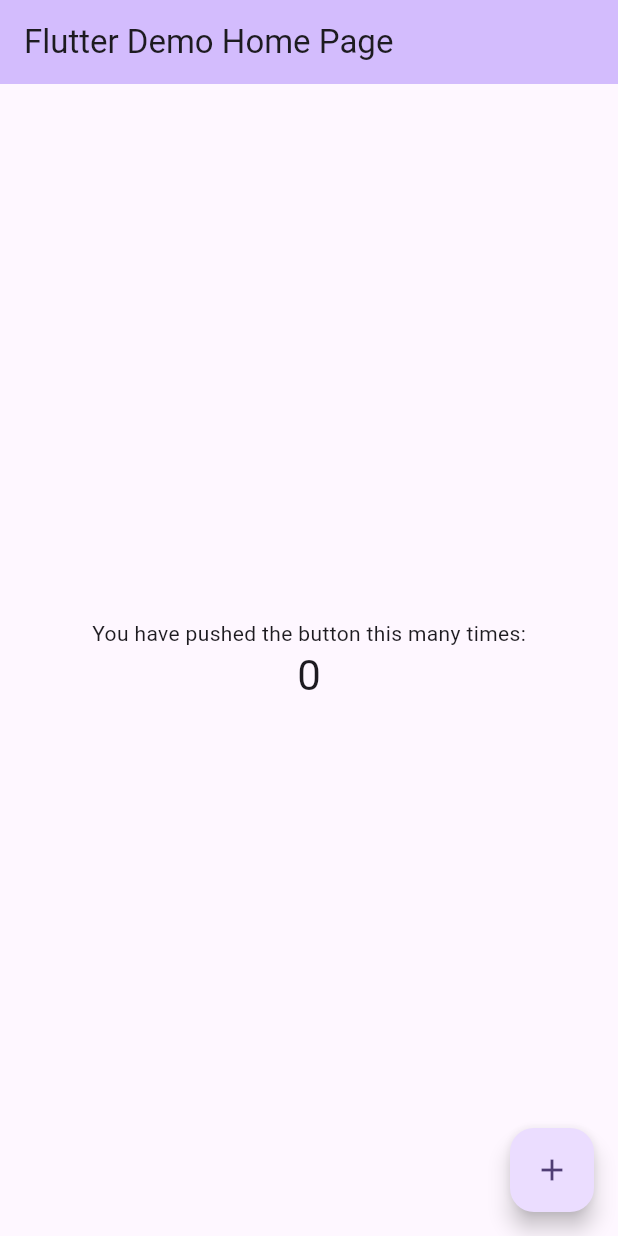
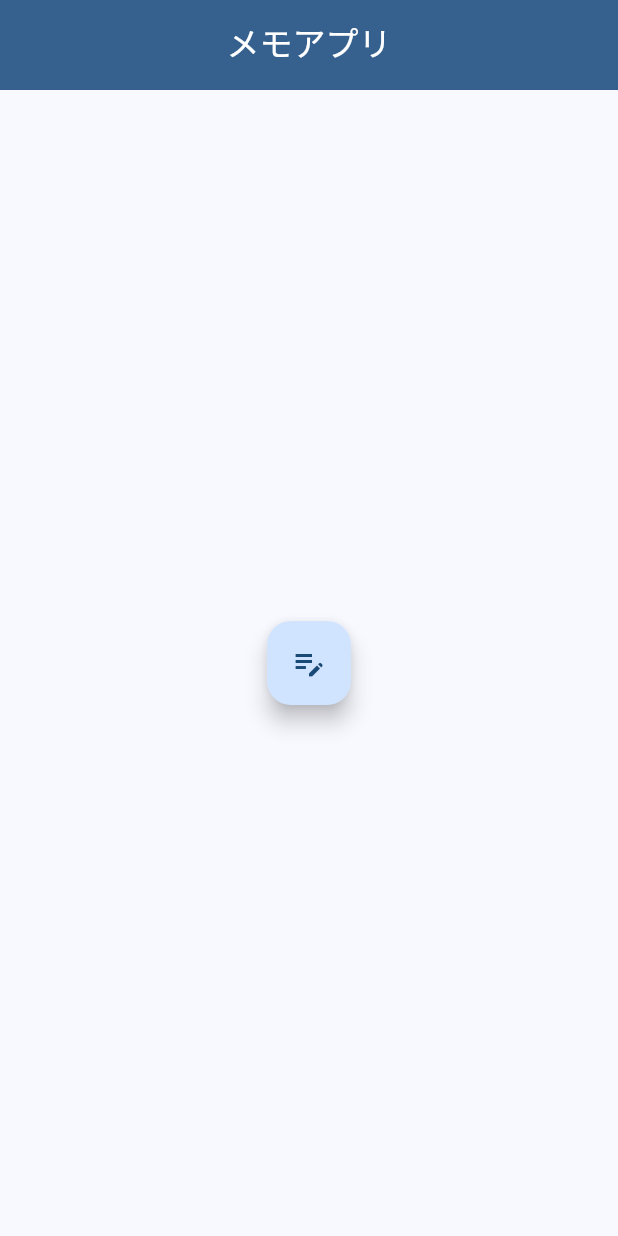
Before and after one commit to YamamotoShota2/memoapp, a Flutter app: the screen it shows after launch, on a phone screen of 412 x 824 dp. Run offline on Flutter 3.47's test engine with Material 3 defaults, Android fonts, the phone set to English and light mode, and no system bars; our stand-ins replace flutter_dotenv.

Commit message:
データ送信OK

```diff
--- /dev/null
+++ b/lib/base/base_screen.dart
@@ -0,0 +1,23 @@
+import 'package:flutter/material.dart';
+
+class BaseScreen extends StatelessWidget {
+  final PreferredSizeWidget customAppBar;
+  final Widget customAppBody;
+
+  const BaseScreen({required this.customAppBar, required this.customAppBody, super.key});
+
+  @override
+  Widget build(BuildContext context) {
+    return MaterialApp(
+      title: 'Flutter Demo',
+      theme: ThemeData(
+        colorScheme: ColorScheme.fromSeed(seedColor: Colors.blue),
+        useMaterial3: true,
+      ),
+      home: Scaffold(
+        appBar: customAppBar,
+        body: customAppBody,
+      )
+    );
+  }
+}
--- a/lib/main.dart
+++ b/lib/main.dart
@@ -1,125 +1,8 @@
 import 'package:flutter/material.dart';
+import 'package:flutter_dotenv/flutter_dotenv.dart';
+import 'package:memoapp/screen/home_screen.dart';
 
-void main() {
-  runApp(const MyApp());
+void main() async{
+  await dotenv.load(fileName: '.env');
+  runApp(const HomeScreen());
 }
-
-class MyApp extends StatelessWidget {
-  const MyApp({super.key});
-
-  // This widget is the root of your application.
-  @override
-  Widget build(BuildContext context) {
-    return MaterialApp(
-      title: 'Flutter Demo',
-      theme: ThemeData(
-        // This is the theme of your application.
-        //
-        // TRY THIS: Try running your application with "flutter run". You'll see
-        // the application has a purple toolbar. Then, without quitting the app,
-        // try changing the seedColor in the colorScheme below to Colors.green
-        // and then invoke "hot reload" (save your changes or press the "hot
-        // reload" button in a Flutter-supported IDE, or press "r" if you used
-        // the command line to start the app).
-        //
-        // Notice that the counter didn't reset back to zero; the application
-        // state is not lost during the reload. To reset the state, use hot
-        // restart instead.
-        //
-        // This works for code too, not just values: Most code changes can be
-        // tested with just a hot reload.
-        colorScheme: ColorScheme.fromSeed(seedColor: Colors.deepPurple),
-        useMaterial3: true,
-      ),
-      home: const MyHomePage(title: 'Flutter Demo Home Page'),
-    );
-  }
-}
-
-class MyHomePage extends StatefulWidget {
-  const MyHomePage({super.key, required this.title});
-
-  // This widget is the home page of your application. It is stateful, meaning
-  // that it has a State object (defined below) that contains fields that affect
-  // how it looks.
-
-  // This class is the configuration for the state. It holds the values (in this
-  // case the title) provided by the parent (in this case the App widget) and
-  // used by the build method of the State. Fields in a Widget subclass are
-  // always marked "final".
-
-  final String title;
-
-  @override
-  State<MyHomePage> createState() => _MyHomePageState();
-}
-
-class _MyHomePageState extends State<MyHomePage> {
-  int _counter = 0;
-
-  void _incrementCounter() {
-    setState(() {
-      // This call to setState tells the Flutter framework that something has
-      // changed in this State, which causes it to rerun the build method below
-      // so that the display can reflect the updated values. If we changed
-      // _counter without calling setState(), then the build method would not be
-      // called again, and so nothing would appear to happen.
-      _counter++;
-    });
-  }
-
-  @override
-  Widget build(BuildContext context) {
-    // This method is rerun every time setState is called, for instance as done
-    // by the _incrementCounter method above.
-    //
-    // The Flutter framework has been optimized to make rerunning build methods
-    // fast, so that you can just rebuild anything that needs updating rather
-    // than having to individually change instances of widgets.
-    return Scaffold(
-      appBar: AppBar(
-        // TRY THIS: Try changing the color here to a specific color (to
-        // Colors.amber, perhaps?) and trigger a hot reload to see the AppBar
-        // change color while the other colors stay the same.
-        backgroundColor: Theme.of(context).colorScheme.inversePrimary,
-        // Here we take the value from the MyHomePage object that was created by
-        // the App.build method, and use it to set our appbar title.
-        title: Text(widget.title),
-      ),
-      body: Center(
-        // Center is a layout widget. It takes a single child and positions it
-        // in the middle of the parent.
-        child: Column(
-          // Column is also a layout widget. It takes a list of children and
-          // arranges them vertically. By default, it sizes itself to fit its
-          // children horizontally, and tries to be as tall as its parent.
-          //
-          // Column has various properties to control how it sizes itself and
-          // how it positions its children. Here we use mainAxisAlignment to
-          // center the children vertically; the main axis here is the vertical
-          // axis because Columns are vertical (the cross axis would be
-          // horizontal).
-          //
-          // TRY THIS: Invoke "debug painting" (choose the "Toggle Debug Paint"
-          // action in the IDE, or press "p" in the console), to see the
-          // wireframe for each widget.
-          mainAxisAlignment: MainAxisAlignment.center,
-          children: <Widget>[
-            const Text(
-              'You have pushed the button this many times:',
-            ),
-            Text(
-              '$_counter',
-              style: Theme.of(context).textTheme.headlineMedium,
-            ),
-          ],
-        ),
-      ),
-      floatingActionButton: FloatingActionButton(
-        onPressed: _incrementCounter,
-        tooltip: 'Increment',
-        child: const Icon(Icons.add),
-      ), // This trailing comma makes auto-formatting nicer for build methods.
-    );
-  }
-}
--- /dev/null
+++ b/lib/screen/home_screen.dart
@@ -0,0 +1,60 @@
+import 'package:flutter/material.dart';
+import 'package:memoapp/base/base_screen.dart';
+import 'package:memoapp/screen/create_new_screen.dart';
+
+class HomeScreen extends StatefulWidget {
+  const HomeScreen({super.key});
+
+  @override
+  State<HomeScreen> createState() => _HomeScreen();
+
+}
+
+class _HomeScreen extends State<HomeScreen> {
+  @override
+  Widget build(BuildContext context) {
+    return BaseScreen(
+      customAppBar: HomeAppBar(),
+      customAppBody: Center(
+        child: createNewButton()
+      )
+    );
+  }
+
+  Widget createNewButton() {
+    return Builder(
+      builder: (context) {
+        return FloatingActionButton(
+          child: Icon(Icons.edit_note),
+          onPressed: () => Navigator.of(context).push(MaterialPageRoute(builder: (context) {
+            return CreateNewScreen();
+          }))
+        );
+      }
+    );
+  }
+}
+
+class HomeAppBar extends StatelessWidget
+  implements PreferredSizeWidget {
+  const HomeAppBar({super.key});
+
+  @override
+  Size get preferredSize {
+    return Size(double.infinity, 60);
+  }
+
+  @override
+  Widget build(BuildContext context) {
+    return AppBar(
+      centerTitle: true,
+      backgroundColor: Theme.of(context).colorScheme.primary,
+      title: Text(
+        'メモアプリ',
+        style: TextStyle(
+          color: Colors.white
+        ),
+      ),
+    );
+  }
+}
--- a/pubspec.yaml
+++ b/pubspec.yaml
@@ -34,6 +34,8 @@ dependencies:
   # The following adds the Cupertino Icons font to your application.
   # Use with the CupertinoIcons class for iOS style icons.
   cupertino_icons: ^1.0.8
+  http: ^1.4.0
+  flutter_dotenv: ^5.2.1
 
 dev_dependencies:
   flutter_test:
@@ -58,7 +60,8 @@ flutter:
   uses-material-design: true
 
   # To add assets to your application, add an assets section, like this:
-  # assets:
+  assets:
+    - .env
   #   - images/a_dot_burr.jpeg
   #   - images/a_dot_ham.jpeg
 
```
Also changed, not shown: lib/screen/create_new_screen.dart (added, +91 -0 lines), pubspec.lock, 3 other files.
